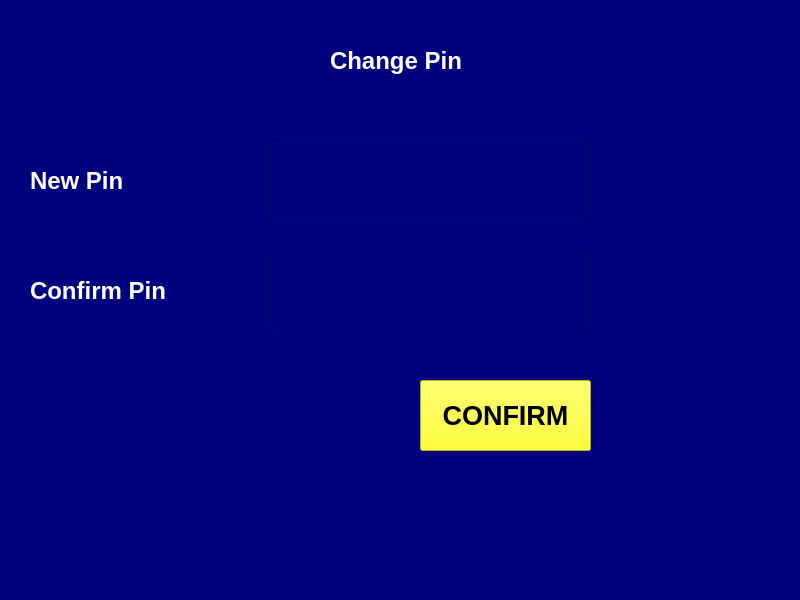
First picture: the form in GUI/ChangePin.ui, repository rjbardillon/BankSystem, before the edit.
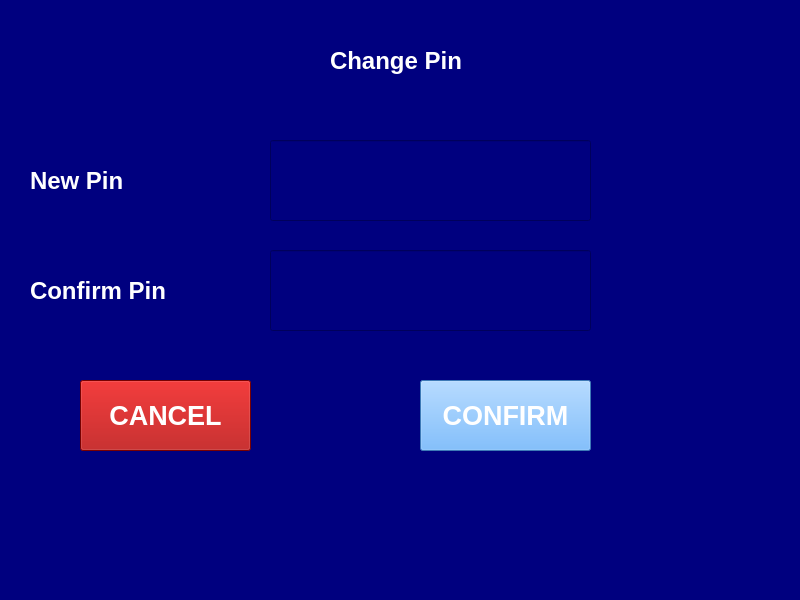
Second picture: the form after the edit. Icons and pictures are not drawn.

Patch:
```diff
--- a/GUI/ChangePin.ui
+++ b/GUI/ChangePin.ui
@@ -118,8 +118,8 @@
      </font>
     </property>
     <property name="styleSheet">
-     <string notr="true">background-color: rgb(255, 255, 0);
-color: rgb(0, 0, 0);</string>
+     <string notr="true">background-color: rgb(85, 170, 255);
+color: rgb(255, 255, 255);</string>
     </property>
     <property name="text">
      <string>CONFIRM</string>
@@ -170,6 +170,30 @@
      <string>Confirm Pin</string>
     </property>
    </widget>
+   <widget class="QPushButton" name="confirm_button_2">
+    <property name="geometry">
+     <rect>
+      <x>80</x>
+      <y>380</y>
+      <width>171</width>
+      <height>71</height>
+     </rect>
+    </property>
+    <property name="font">
+     <font>
+      <pointsize>20</pointsize>
+      <weight>75</weight>
+      <bold>true</bold>
+     </font>
+    </property>
+    <property name="styleSheet">
+     <string notr="true">color: rgb(255, 255, 255);
+background-color: rgb(170, 0, 0);</string>
+    </property>
+    <property name="text">
+     <string>CANCEL</string>
+    </property>
+   </widget>
   </widget>
   <widget class="QStatusBar" name="statusbar"/>
  </widget>
```
